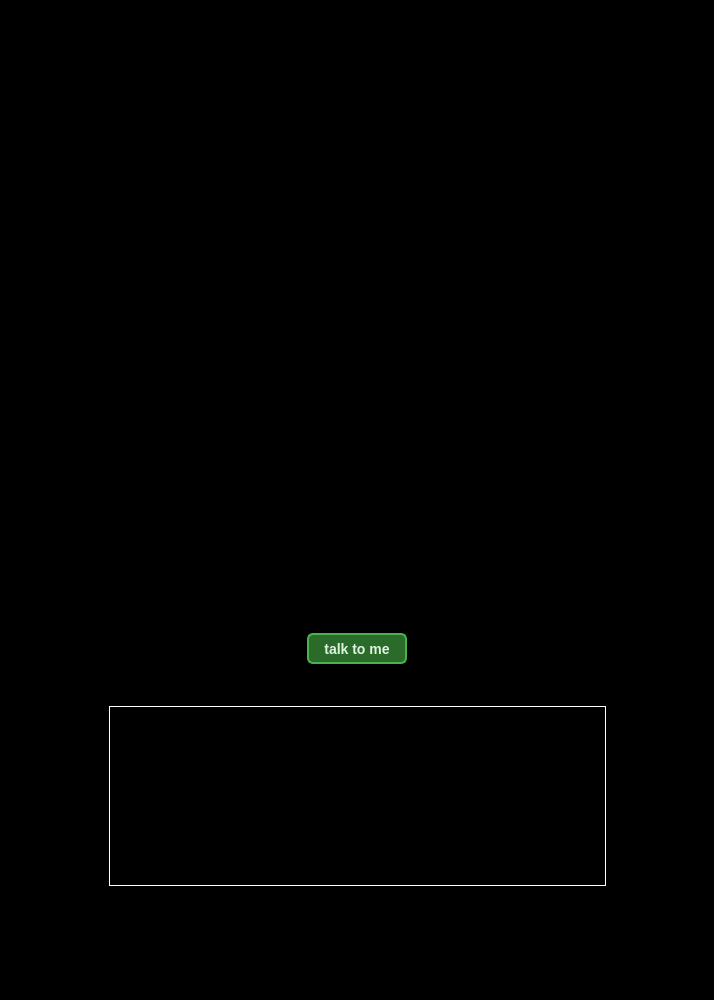
First picture: the form in src/core/heavens_stdout.ui, repository Pix3lexe/heavens_stdout, before the edit.
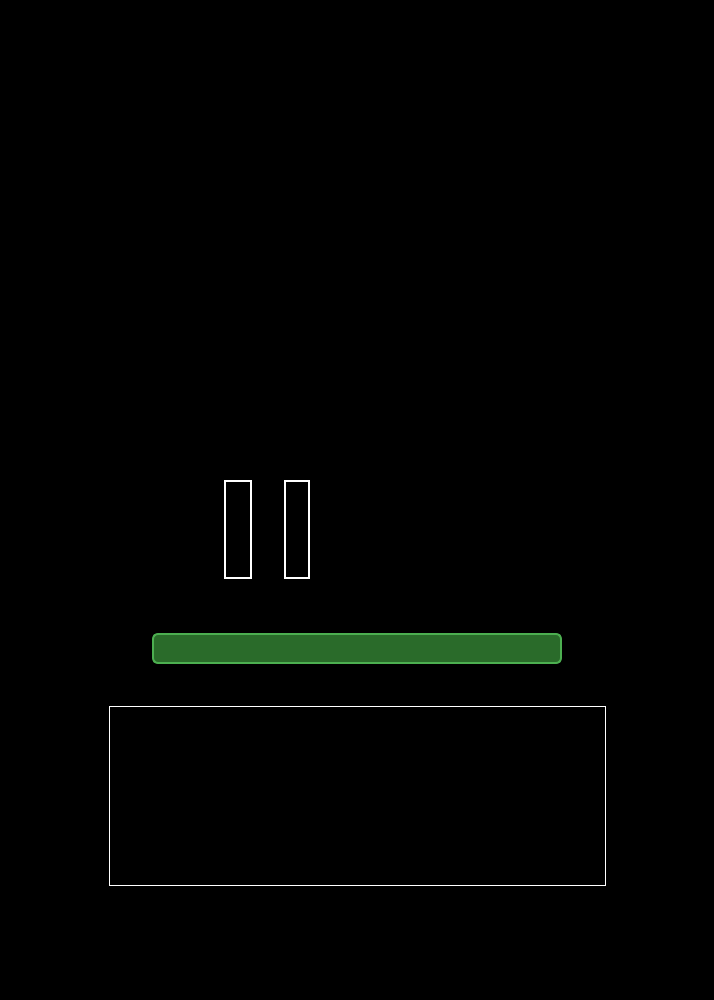
Second picture: the form after the edit. Icons and pictures are not drawn.

Commit message: Working toggling between the modes

Patch:
```diff
--- a/src/core/heavens_stdout.ui
+++ b/src/core/heavens_stdout.ui
@@ -48,6 +48,9 @@
 background-color: black; /* fallback color */</string>
    </property>
    <widget class="QPushButton" name="talkButton">
+    <property name="enabled">
+     <bool>true</bool>
+    </property>
     <property name="geometry">
      <rect>
       <x>307</x>
@@ -122,6 +125,92 @@
      <bool>false</bool>
     </property>
    </widget>
+   <widget class="QPushButton" name="talkModeButton">
+    <property name="geometry">
+     <rect>
+      <x>224</x>
+      <y>480</y>
+      <width>28</width>
+      <height>99</height>
+     </rect>
+    </property>
+    <property name="minimumSize">
+     <size>
+      <width>28</width>
+      <height>99</height>
+     </size>
+    </property>
+    <property name="maximumSize">
+     <size>
+      <width>28</width>
+      <height>99</height>
+     </size>
+    </property>
+    <property name="cursor">
+     <cursorShape>PointingHandCursor</cursorShape>
+    </property>
+    <property name="styleSheet">
+     <string notr="true">background: transparent;
+border: 2px solid white;</string>
+    </property>
+    <property name="text">
+     <string>1</string>
+    </property>
+   </widget>
+   <widget class="QPushButton" name="searchModeButton">
+    <property name="geometry">
+     <rect>
+      <x>284</x>
+      <y>480</y>
+      <width>26</width>
+      <height>99</height>
+     </rect>
+    </property>
+    <property name="minimumSize">
+     <size>
+      <width>26</width>
+      <height>99</height>
+     </size>
+    </property>
+    <property name="maximumSize">
+     <size>
+      <width>26</width>
+      <height>99</height>
+     </size>
+    </property>
+    <property name="cursor">
+     <cursorShape>PointingHandCursor</cursorShape>
+    </property>
+    <property name="styleSheet">
+     <string notr="true">background: transparent;
+border: 2px solid white;</string>
+    </property>
+    <property name="text">
+     <string>2</string>
+    </property>
+   </widget>
+   <widget class="QLineEdit" name="stringSearchLineEdit">
+    <property name="enabled">
+     <bool>false</bool>
+    </property>
+    <property name="geometry">
+     <rect>
+      <x>152</x>
+      <y>633</y>
+      <width>410</width>
+      <height>31</height>
+     </rect>
+    </property>
+    <property name="styleSheet">
+     <string notr="true">background: none;
+background-color: #2a6b2a;
+color: #e0f3e0;
+border: 2px solid #4caf50;
+border-radius: 6px;
+font-weight: bold;
+font-size: 14px;</string>
+    </property>
+   </widget>
   </widget>
  </widget>
  <resources>
```
Left out of the diff: 3 changed lines with no effect on the pictures. The commit also changes 2 other files.
